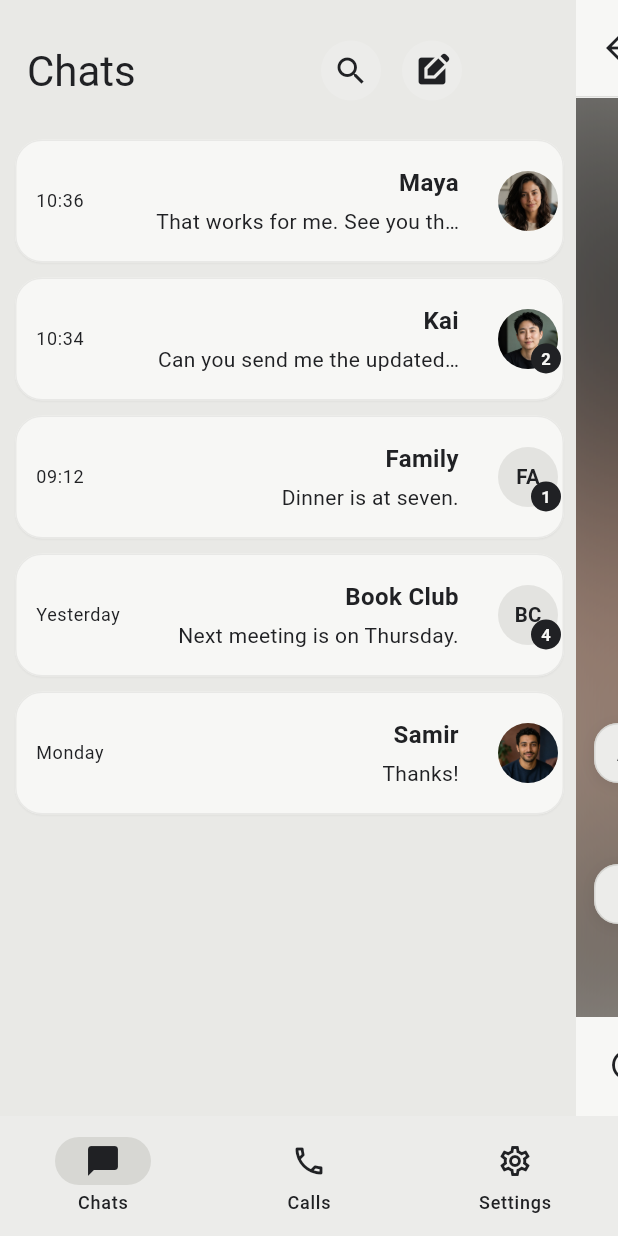
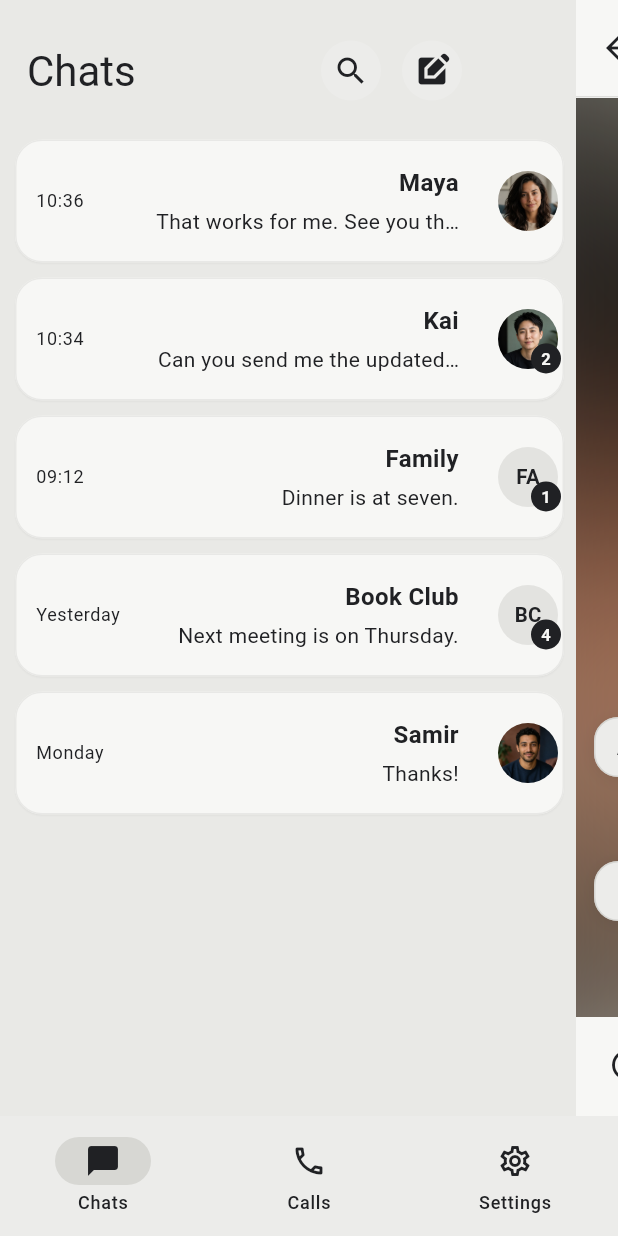
Before and after one commit to khonager/Trace, a Flutter app: the screen it shows after launch, on a phone screen of 412 x 824 dp. Run offline on Flutter 3.47's test engine with Material 3 defaults, Android fonts, the phone set to English and light mode, and no system bars; missing offline and left inert: matrix, vodozemac.

Commit message:
improve chat backround blur

```diff
--- a/lib/features/chat/presentation/chats_page.dart
+++ b/lib/features/chat/presentation/chats_page.dart
@@ -794,13 +794,41 @@ class _ConversationBackground extends StatelessWidget {
       child: Stack(
         fit: StackFit.expand,
         children: [
-          ColoredBox(color: Theme.of(context).colorScheme.surfaceContainerHigh),
+          ColoredBox(
+            color: Color.alphaBlend(
+              Theme.of(context).colorScheme.onSurface.withValues(alpha: 0.48),
+              Theme.of(context).colorScheme.surfaceContainerHigh,
+            ),
+          ),
           Opacity(
-            opacity: 0.72,
+            opacity: 0.88,
             child: ImageFiltered(
               imageFilter: ui.ImageFilter.blur(sigmaX: 48, sigmaY: 48),
               child: Transform.scale(
                 scale: 1.42,
+                child: ColorFiltered(
+                  colorFilter: const ColorFilter.matrix([
+                    1.27545,
+                    -0.25025,
+                    -0.0252,
+                    0,
+                    0,
+                    -0.07455,
+                    1.09975,
+                    -0.0252,
+                    0,
+                    0,
+                    -0.07455,
+                    -0.25025,
+                    1.3248,
+                    0,
+                    0,
+                    0,
+                    0,
+                    0,
+                    1,
+                    0,
+                  ]),
                   child: RotatedBox(
                     quarterTurns: 1,
                     child: Image.asset(
@@ -818,10 +846,11 @@ class _ConversationBackground extends StatelessWidget {
                 ),
               ),
             ),
+          ),
           ColoredBox(
             color: Theme.of(
               context,
-            ).colorScheme.onSurface.withValues(alpha: 0.2),
+            ).colorScheme.onSurface.withValues(alpha: 0.08),
           ),
         ],
       ),
@@ -849,12 +878,10 @@ class _MessageBubble extends StatelessWidget {
               ? Theme.of(context).colorScheme.onSurface
               : Theme.of(context).colorScheme.surfaceContainer,
           borderRadius: BorderRadius.circular(16),
-          border: message.sentByMe
-              ? null
-              : Border.all(
-                  color: Theme.of(
-                    context,
-                  ).colorScheme.outline.withValues(alpha: 0.65),
+          border: Border.all(
+            color: message.sentByMe
+                ? Theme.of(context).colorScheme.surface.withValues(alpha: 0.32)
+                : Theme.of(context).colorScheme.outline.withValues(alpha: 0.65),
           ),
           boxShadow: [
             BoxShadow(
```
Also changed, not shown: 1 other file. Lines whose indentation alone changed are shown as unchanged.
